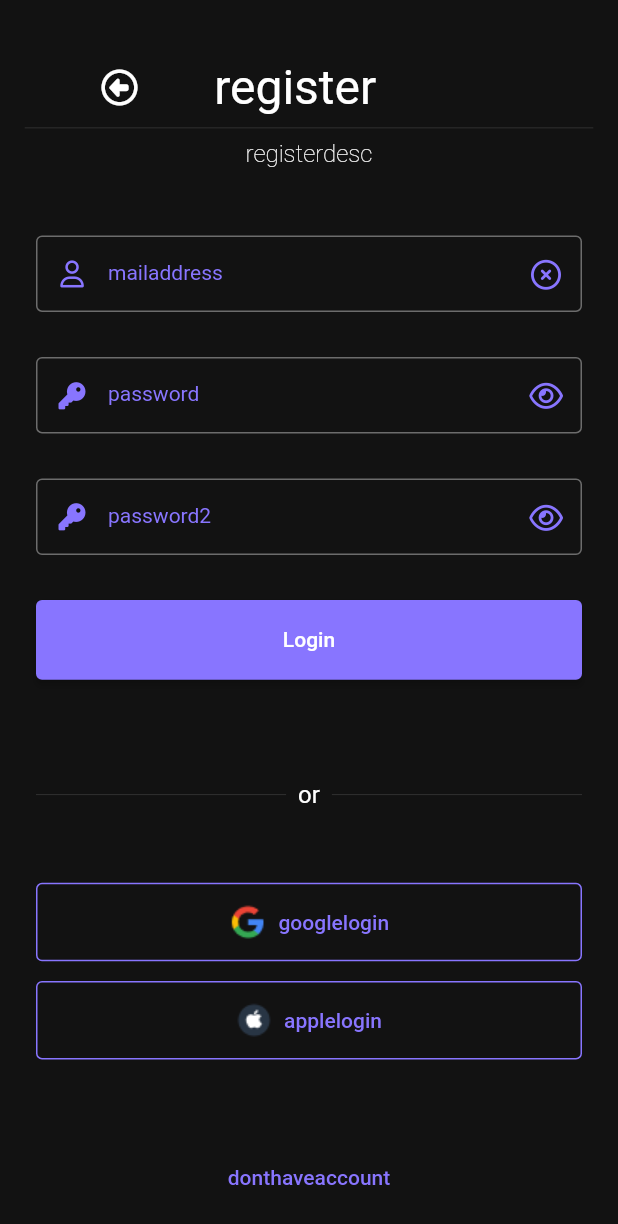
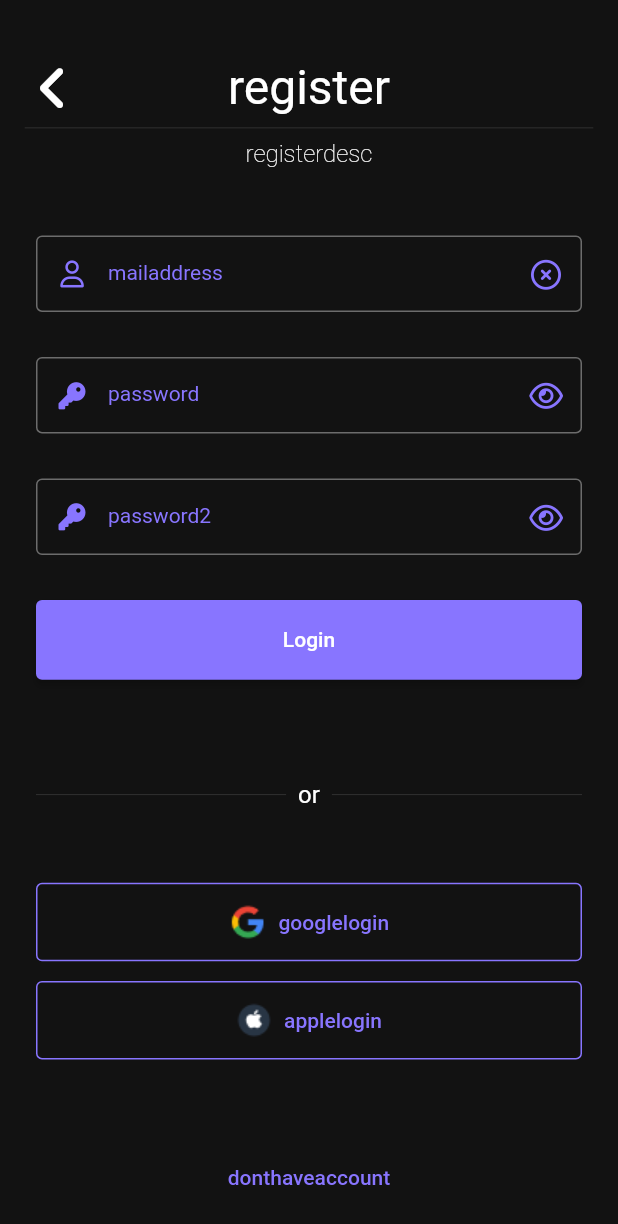
Before and after one commit to ahmetbalkan/task_reminder_app, a Flutter app: the RegisterPage screen opened directly, on a phone screen of 412 x 824 dp. Shown: the top 1224 px of the screen. Run offline on Flutter 3.47's test engine with Material 2 defaults, Android fonts, the phone set to English and light mode, and no system bars; our stand-ins replace device_preview, easy_localization, equatable, flutter_bloc, flutter_screenutil, font_awesome_flutter and 2 more; Roboto replaces fonts that are missing (Varela).

Commit message:
register edit

```diff
--- a/lib/view/register_screen.dart
+++ b/lib/view/register_screen.dart
@@ -41,13 +41,26 @@ class _RegisterPageState extends State<RegisterPage> {
                     Row(
                       children: [
                         Expanded(
-                            flex: 1, child: Icon(FontAwesomeIcons.circleLeft)),
+                            flex: 1,
+                            child: GestureDetector(
+                              onTap: () {
+                                Navigator.pop(context);
+                              },
+                              child: Icon(
+                                FontAwesomeIcons.angleLeft,
+                                size: 35,
+                              ),
+                            )),
                         Expanded(
-                          flex: 2,
+                          flex: 8,
                           child: Text(
                             "register".tr(),
+                            textAlign: TextAlign.center,
                             style: context.fontStyleLato(Colors.white, 32),
                           ),
+                        ),
+                        Spacer(
+                          flex: 1,
                         ),
                       ],
                     ),
```
